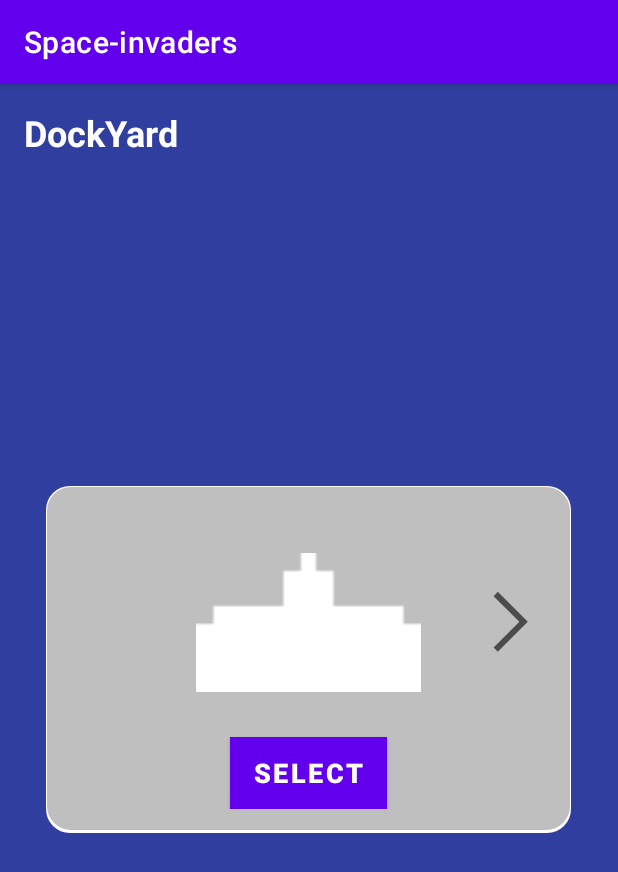
After one commit to FalgunThakwani/Space-invaders-Android, an Android app: the DockYard screen opened directly, with no data from a screen before it, on a phone screen of 412 x 824 dp. The commit adds this screen. Shown: the top 872 px of the screen. Run offline under Robolectric (Android 15) with nearby library versions, the phone set to English and light mode, and no system bars.

Commit message:
DockYard Functionality Complete-UI Fixes pending

```diff
--- a/Space-invaders/app/build.gradle
+++ b/Space-invaders/app/build.gradle
@@ -37,6 +37,7 @@ dependencies {
     implementation 'androidx.core:core-ktx:1.8.0'
     implementation 'androidx.appcompat:appcompat:1.6.1'
     implementation 'com.google.android.material:material:1.9.0'
+    implementation 'androidx.constraintlayout:constraintlayout:2.1.4'
     testImplementation 'junit:junit:4.13.2'
     androidTestImplementation 'androidx.test.ext:junit:1.1.5'
     androidTestImplementation 'androidx.test.espresso:espresso-core:3.5.1'
--- /dev/null
+++ b/Space-invaders/app/src/main/java/com/example/space_invaders/DockYard.kt
@@ -0,0 +1,69 @@
+package com.example.space_invaders
+import android.content.Context
+import android.os.Bundle
+import android.view.View
+import android.widget.Button
+import android.widget.ImageButton
+import android.widget.ImageView
+import android.widget.Toast
+import androidx.appcompat.app.AppCompatActivity
+
+class DockYard : AppCompatActivity() {
+
+    private lateinit var imageView: ImageView
+    private lateinit var btnLeft: ImageButton
+    private lateinit var btnRight: ImageButton
+    private lateinit var btnSelect: Button
+
+    private val imageList = listOf(
+        R.drawable.playership, // Add more image resource IDs as needed
+        R.drawable.invader1,
+        R.drawable.invader2
+    )
+
+    private var currentIndex = 0
+
+    override fun onCreate(savedInstanceState: Bundle?) {
+        super.onCreate(savedInstanceState)
+        setContentView(R.layout.activity_dock_yard)
+
+        imageView = findViewById(R.id.imageView)
+        btnLeft = findViewById(R.id.btnLeft)
+        btnRight = findViewById(R.id.btnRight)
+        btnSelect = findViewById(R.id.btnSelect)
+
+        btnLeft.setOnClickListener { navigateImage(-1) }
+        btnRight.setOnClickListener { navigateImage(1) }
+        btnSelect.setOnClickListener { selectImage() }
+
+        displayImage(currentIndex)
+    }
+
+    private fun displayImage(index: Int) {
+        if (index in 0 until imageList.size) {
+            imageView.setImageResource(imageList[index])
+            currentIndex = index
+
+            btnLeft.visibility = if (currentIndex > 0) View.VISIBLE else View.INVISIBLE
+            btnRight.visibility = if (currentIndex < imageList.size - 1) View.VISIBLE else View.INVISIBLE
+        }
+    }
+
+    private fun navigateImage(step: Int) {
+        val newIndex = currentIndex + step
+        displayImage(newIndex)
+    }
+
+    private fun selectImage() {
+        // Perform your action when the "Select" button is clicked
+        // For this example, we'll display a toast message with the selected image index
+
+        val sharedPreferences = getSharedPreferences("MyPrefs", Context.MODE_PRIVATE)
+        val editor = sharedPreferences.edit()
+        editor.putInt("selectedImageResId", imageList[currentIndex])
+        editor.apply()
+        val message = "Ship ${currentIndex + 1} selected"
+
+        Toast.makeText(this, message, Toast.LENGTH_SHORT).show()
+    }
+}
--- /dev/null
+++ b/Space-invaders/app/src/main/java/com/example/space_invaders/ImageAdapter.kt
@@ -0,0 +1,29 @@
+import android.view.LayoutInflater
+import android.view.View
+import android.view.ViewGroup
+import android.widget.ImageView
+import androidx.recyclerview.widget.RecyclerView
+import com.example.space_invaders.ImageItem
+import com.example.space_invaders.R
+
+class ImageAdapter(private val imageList: List<ImageItem>) :
+    RecyclerView.Adapter<ImageAdapter.ImageViewHolder>() {
+
+    override fun onCreateViewHolder(parent: ViewGroup, viewType: Int): ImageViewHolder {
+        val view = LayoutInflater.from(parent.context).inflate(R.layout.item_image, parent, false)
+        return ImageViewHolder(view)
+    }
+
+    override fun onBindViewHolder(holder: ImageViewHolder, position: Int) {
+        val currentItem = imageList[position]
+        holder.imageView.setImageResource(currentItem.imageResId)
+    }
+
+    override fun getItemCount(): Int {
+        return imageList.size
+    }
+
+    class ImageViewHolder(itemView: View) : RecyclerView.ViewHolder(itemView) {
+        val imageView: ImageView = itemView.findViewById(R.id.imageView)
+    }
+}
--- /dev/null
+++ b/Space-invaders/app/src/main/java/com/example/space_invaders/ImageItem.kt
@@ -0,0 +1,3 @@
+package com.example.space_invaders
+
+data class ImageItem(val imageResId: Int)
--- a/Space-invaders/app/src/main/java/com/example/space_invaders/KotlinInvadersActivity.kt
+++ b/Space-invaders/app/src/main/java/com/example/space_invaders/KotlinInvadersActivity.kt
@@ -1,6 +1,7 @@
 package com.example.space_invaders
 
 import android.app.Activity
+import android.content.Intent
 import android.graphics.Point
 import android.os.Bundle
 
@@ -23,6 +24,8 @@ class KotlinInvadersActivity : Activity() {
         // Initialize gameView and set it as the view
         kotlinInvadersView = KotlinInvadersView(this, size)
         setContentView(kotlinInvadersView)
+//        val intent = Intent(this, DockYard::class.java)
+//        startActivity(intent)
     }
 
     // This method executes when the player starts the game
--- a/Space-invaders/app/src/main/java/com/example/space_invaders/PlayerShip.kt
+++ b/Space-invaders/app/src/main/java/com/example/space_invaders/PlayerShip.kt
@@ -1,6 +1,7 @@
 package com.example.space_invaders
 
 import android.content.Context
+import android.content.SharedPreferences
 import android.graphics.Bitmap
 import android.graphics.RectF
 import android.graphics.BitmapFactory
@@ -10,9 +11,29 @@ class PlayerShip(context: Context,
                  screenY: Int) {
 
     // The player ship will be represented by a Bitmap
-    var bitmap: Bitmap = BitmapFactory.decodeResource(
-            context.resources,
-            R.drawable.playership)
+//    var bitmap: Bitmap = BitmapFactory.decodeResource(
+//            context.resources,
+//            R.drawable.playership)
+///Update Code
+    var bitmap: Bitmap
+    init{
+
+        val sharedPreferences: SharedPreferences = context.getSharedPreferences("MyPrefs", Context.MODE_PRIVATE)
+        val selectedImageResId = sharedPreferences.getInt("selectedImageResId", -1)
+
+        // If there is a selected image resource ID, update the bitmap
+        bitmap = if (selectedImageResId != null || selectedImageResId != -1) {
+            BitmapFactory.decodeResource(
+                context.resources,
+                selectedImageResId)
+        }else{
+            BitmapFactory.decodeResource(
+                context.resources,
+                R.drawable.playership)
+        }
+
+    }
+
 
     // How wide and high our ship will be
     val width = screenX / 20f
--- /dev/null
+++ b/Space-invaders/app/src/main/res/drawable/arrow_back_ios.xml
@@ -0,0 +1,10 @@
+<vector xmlns:android="http://schemas.android.com/apk/res/android"
+    android:width="48dp"
+    android:height="48dp"
+    android:viewportWidth="960"
+    android:viewportHeight="960"
+    android:tint="?attr/colorControlNormal">
+  <path
+      android:fillColor="@android:color/white"
+      android:pathData="M400,880L0,480L400,80L456,137L113,480L456,823L400,880Z"/>
+</vector>
--- /dev/null
+++ b/Space-invaders/app/src/main/res/drawable/arrow_forward_ios.xml
@@ -0,0 +1,10 @@
+<vector xmlns:android="http://schemas.android.com/apk/res/android"
+    android:width="48dp"
+    android:height="48dp"
+    android:viewportWidth="960"
+    android:viewportHeight="960"
+    android:tint="?attr/colorControlNormal">
+  <path
+      android:fillColor="@android:color/white"
+      android:pathData="M304,878L248,821L591,478L248,135L304,78L704,478L304,878Z"/>
+</vector>
--- /dev/null
+++ b/Space-invaders/app/src/main/res/drawable/rounded_corner_background.xml
@@ -0,0 +1,18 @@
+<layer-list xmlns:android="http://schemas.android.com/apk/res/android">
+    <item>
+        <shape android:shape="rectangle">
+            <solid android:color="#FFFFFF" /> <!-- Set the background color of the box -->
+            <corners android:radius="16dp" /> <!-- Set the radius for rounded corners -->
+        </shape>
+    </item>
+    <item
+        android:left="1dp"
+        android:right="1dp"
+        android:top="1dp"
+        android:bottom="2dp">
+        <shape android:shape="rectangle">
+            <solid android:color="#40000000" /> <!-- Set the shadow color -->
+            <corners android:radius="16dp" /> <!-- Set the same radius as the box's rounded corners -->
+        </shape>
+    </item>
+</layer-list>
--- /dev/null
+++ b/Space-invaders/app/src/main/res/layout/activity_dock_yard.xml
@@ -0,0 +1,98 @@
+<?xml version="1.0" encoding="utf-8"?>
+<RelativeLayout xmlns:android="http://schemas.android.com/apk/res/android"
+    android:layout_width="match_parent"
+    android:layout_height="match_parent"
+    android:background="@color/background_color">
+
+    <LinearLayout
+        android:layout_width="match_parent"
+        android:layout_height="match_parent"
+        android:orientation="vertical">
+
+        <TextView
+            android:id="@+id/titleTextView"
+            android:layout_width="match_parent"
+            android:layout_height="wrap_content"
+            android:layout_marginBottom="186dp"
+            android:padding="16dp"
+            android:text="DockYard"
+            android:textColor="@android:color/white"
+            android:textSize="24sp"
+            android:textStyle="bold" />
+    </LinearLayout>
+
+    <LinearLayout
+        android:layout_width="350dp"
+        android:layout_height="wrap_content"
+        android:layout_centerInParent="true"
+        android:background="@drawable/rounded_corner_background"
+        android:orientation="vertical"
+        android:padding="16dp">
+
+        <LinearLayout
+            android:layout_width="match_parent"
+            android:layout_height="wrap_content"
+            android:gravity="center"
+            android:orientation="horizontal">
+
+            <ImageButton
+                android:id="@+id/btnLeft"
+                android:layout_width="48dp"
+                android:layout_height="48dp"
+                android:src="@drawable/arrow_back_ios"
+                android:background="@null"
+                />
+
+            <Space
+                android:layout_width="0dp"
+                android:layout_height="1dp"
+                android:layout_weight="1" />
+
+            <ImageView
+                android:id="@+id/imageView"
+                android:layout_width="150dp"
+                android:layout_height="150dp"
+                android:layout_gravity="center"
+                android:scaleType="fitCenter"
+                android:src="@drawable/playership" />
+
+            <Space
+                android:layout_width="0dp"
+                android:layout_height="1dp"
+                android:layout_weight="1" />
+
+            <ImageButton
+                android:id="@+id/btnRight"
+                android:layout_width="48dp"
+                android:layout_height="48dp"
+                android:src="@drawable/arrow_forward_ios"
+                android:background="@null"
+                />
+
+        </LinearLayout>
+
+        <LinearLayout
+            android:layout_width="match_parent"
+            android:layout_height="wrap_content"
+            android:gravity="center">
+
+            <Space
+                android:layout_width="16dp"
+                android:layout_height="1dp" />
+
+        </LinearLayout>
+
+        <Button
+            android:id="@+id/btnSelect"
+            android:layout_width="wrap_content"
+            android:layout_height="wrap_content"
+            android:layout_gravity="center"
+            android:background="@color/black"
+            android:text="Select"
+            android:textColor="@android:color/white"
+            android:textSize="18sp"
+            android:textStyle="bold" />
+
+    </LinearLayout>
+
+</RelativeLayout>
--- /dev/null
+++ b/Space-invaders/app/src/main/res/layout/item_image.xml
@@ -0,0 +1,6 @@
+<?xml version="1.0" encoding="utf-8"?>
+<ImageView xmlns:android="http://schemas.android.com/apk/res/android"
+    android:id="@+id/imageView"
+    android:layout_width="wrap_content"
+    android:layout_height="wrap_content"
+    android:padding="8dp" />
--- a/Space-invaders/app/src/main/res/values/colors.xml
+++ b/Space-invaders/app/src/main/res/values/colors.xml
@@ -7,4 +7,6 @@
     <color name="teal_700">#FF018786</color>
     <color name="black">#FF000000</color>
     <color name="white">#FFFFFFFF</color>
+    <color name="light_gray">#F0F0F0</color>
+    <color name="background_color">#303F9F</color>
 </resources>
```
Also changed, not shown: Space-invaders/app/src/main/AndroidManifest.xml (+9 -6 lines), 1 other file.
